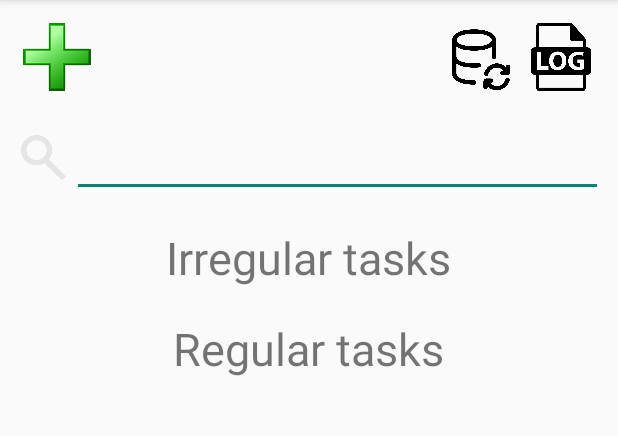
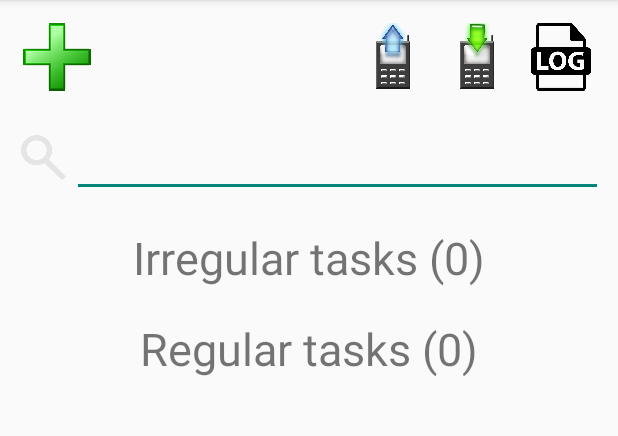
Before and after one commit to EkaterinaKat/KOM2, an Android app: the AdminActivity screen opened directly, with no data from a screen before it, on a phone screen of 412 x 824 dp, the part 84-520 px from its top. Run offline under Robolectric (Android 15) with nearby library versions, the phone set to English and light mode, and no system bars.

Commit message:
Восстановление данных из бэкапа

```diff
--- a/app/src/main/java/com/katyshevtseva/kikiorgmobile/db/DbHelper.java
+++ b/app/src/main/java/com/katyshevtseva/kikiorgmobile/db/DbHelper.java
@@ -63,7 +63,7 @@ public class DbHelper extends SQLiteOpenHelper {
 
     @Override
     public void onUpgrade(SQLiteDatabase database, int oldVersion, int newVersion) {
-        database.execSQL("ALTER TABLE irregular_task ADD desc TEXT; ");
+//        database.execSQL("ALTER TABLE irregular_task ADD desc TEXT; ");
 //        database.execSQL("Update irregular_task set time_of_day = 1; ");
 //        database.execSQL("Update regular_task set time_of_day = 1; ");
 //        database.execSQL("ALTER TABLE irregular_task ADD duration TEXT; ");
--- a/app/src/main/java/com/katyshevtseva/kikiorgmobile/view/AdminActivity.java
+++ b/app/src/main/java/com/katyshevtseva/kikiorgmobile/view/AdminActivity.java
@@ -34,10 +34,17 @@ public class AdminActivity extends KomActivity {
             ViewUtils.copyToClipboard(this, JsonBackupService.INSTANCE.getBackup());
             Toast.makeText(this, "Backup copied to clipboard", Toast.LENGTH_LONG).show();
         });
+        findViewById(R.id.restore_button).setOnClickListener(view -> {
+            openRestoreDialog();
+        });
         ViewUtils.setEditTextListener(findViewById(R.id.search_edit_text), s -> taskListAdapter.updateContent(s));
         RecyclerView taskList = findViewById(R.id.admin_task_list);
         taskList.setLayoutManager(new LinearLayoutManager(this));
         taskListAdapter = new TaskListAdapter(this);
         taskList.setAdapter(taskListAdapter);
     }
+
+    private void openRestoreDialog() {
+        new RestoreDialog(taskListAdapter::updateContent).show(getSupportFragmentManager(), "RestoreDialog");
+    }
 }
--- a/app/src/main/java/com/katyshevtseva/kikiorgmobile/view/utils/AdminTaskRecycleView.java
+++ b/app/src/main/java/com/katyshevtseva/kikiorgmobile/view/utils/AdminTaskRecycleView.java
@@ -30,12 +30,14 @@ public class AdminTaskRecycleView {
 
     private static List<TaskListItem> getTaskListItems(String searchString) {
         List<TaskListItem> items = new ArrayList<>();
-        items.add(getHeader("Irregular tasks"));
-        for (IrregularTask irregularTask : IrregularTaskService.INSTANCE.getIrregularTasks(searchString)) {
+        List<IrregularTask> its = IrregularTaskService.INSTANCE.getIrregularTasks(searchString);
+        items.add(getHeader("Irregular tasks (" + its.size() + ")"));
+        for (IrregularTask irregularTask : its) {
             items.add(toListItem(irregularTask));
         }
-        items.add(getHeader("Regular tasks"));
-        for (RegularTask regularTask : RegularTaskService.INSTANCE.findRegularTasks(searchString)) {
+        List<RegularTask> rts = RegularTaskService.INSTANCE.findRegularTasks(searchString);
+        items.add(getHeader("Regular tasks (" + rts.size() + ")"));
+        for (RegularTask regularTask : rts) {
             items.add(toListItem(regularTask));
         }
         return items;
--- a/app/src/main/res/layout/activity_admin.xml
+++ b/app/src/main/res/layout/activity_admin.xml
@@ -36,8 +36,16 @@
                 android:layout_width="45dp"
                 android:layout_height="45dp"
                 android:layout_margin="5dp"
+                android:layout_toStartOf="@id/restore_button"
+                android:background="@mipmap/backup" />
+
+            <ImageButton
+                android:id="@+id/restore_button"
+                android:layout_width="45dp"
+                android:layout_height="45dp"
+                android:layout_margin="5dp"
                 android:layout_toStartOf="@id/logs_button"
-                android:background="@mipmap/backup" />
+                android:background="@mipmap/restore" />
 
         </RelativeLayout>
 
```
Also changed, not shown: app/src/main/java/com/katyshevtseva/kikiorgmobile/core/backup/BackupDto.java (+8 -0 lines), app/src/main/java/com/katyshevtseva/kikiorgmobile/core/backup/JsonBackupService.java (+25 -0 lines), app/src/main/java/com/katyshevtseva/kikiorgmobile/view/RestoreDialog.java (added, +49 -0 lines), app/src/main/res/layout/dialog_restore.xml (added, +22 -0 lines), app/src/main/res/mipmap-hdpi/backup.png, app/src/main/res/mipmap-hdpi/restore.png (added).
